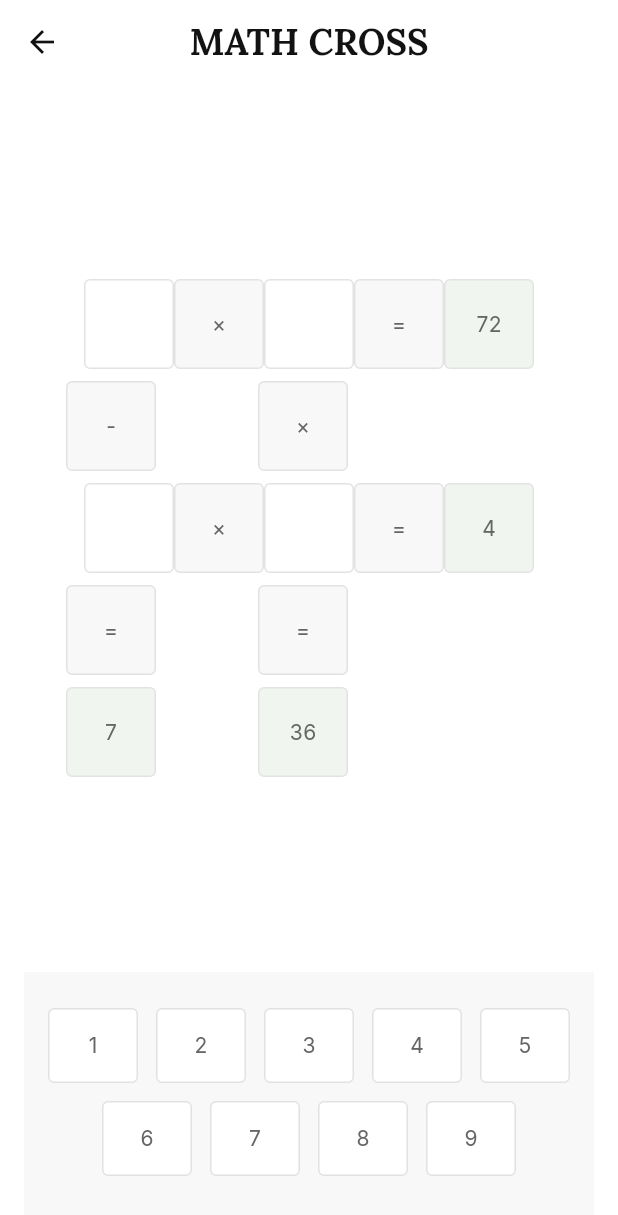
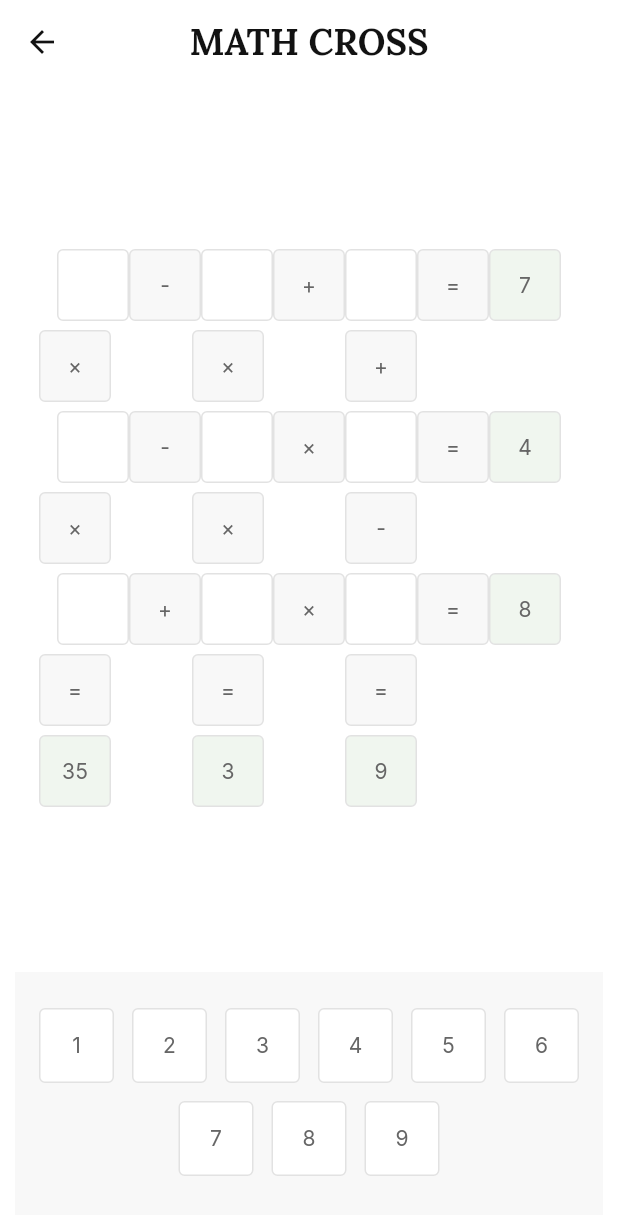
Before and after one commit to The-honoured1/numbers, a Flutter app: the CrosswordScreen screen opened directly, on a phone screen of 412 x 824 dp. Shown: the top 1215 px of the screen. Run offline on Flutter 3.47's test engine with Material 3 defaults, Android fonts, the phone set to English and light mode, and no system bars; our stand-ins replace flutter_animate, google_fonts, shared_preferences; accounts and stored records are empty.

Commit message:
feat: expand crossword game to a 3x3 grid with updated logic and UI layout

```diff
--- a/lib/games/crossword/crossword_logic.dart
+++ b/lib/games/crossword/crossword_logic.dart
@@ -4,46 +4,45 @@ class CrosswordLogic {
   final Random _rand = Random();
 
   CrosswordData generate(int size) {
-    // For 3x3 (Small): 2 horizontal equations, 2 vertical
-    // For simplicity, let's build the 3x3 case perfectly
-    // Structure:
-    // val1 op1 val2 = res1
-    // op2     op3
-    // val3 op4 val4 = res2
-    // =       =
-    // res3    res4
+    // 3x3 Numbers Grid
+    // [n1] [o1] [n2] [o2] [n3] = [r1]
+    // [o3]      [o4]      [o5]
+    // [n4] [o6] [n5] [o7] [n6] = [r2]
+    // [o8]      [o9]      [o10]
+    // [n7] [o11][n8] [o12][n9] = [r3]
+    //  =         =         =
+    // [r4]      [r5]      [r6]
 
-    int v1, v2, v3, v4, r1, r2, r3, r4;
-    String o1, o2, o3, o4;
+    late List<int> values;
+    late List<int> results;
+    late List<String> ops;
 
-    // To ensure integer results, we'll pick v1,v2,o1 then v3,v4,o4 etc.
-    // Brute force a valid set for a few iterations
     while (true) {
-      v1 = _rand.nextInt(9) + 1;
-      v2 = _rand.nextInt(9) + 1;
-      o1 = ['+', '-', '×'][_rand.nextInt(3)];
-      r1 = _calculate(v1, v2, o1);
+        values = List.generate(9, (_) => _rand.nextInt(9) + 1);
+        ops = List.generate(12, (_) => ['+', '-', '×'][_rand.nextInt(3)]);
 
-      v3 = _rand.nextInt(9) + 1;
-      v4 = _rand.nextInt(9) + 1;
-      o4 = ['+', '-', '×'][_rand.nextInt(3)];
-      r2 = _calculate(v3, v4, o4);
+        // Row results
+        int r1 = _calculate(_calculate(values[0], values[1], ops[0]), values[2], ops[1]);
+        int r2 = _calculate(_calculate(values[3], values[4], ops[5]), values[5], ops[6]);
+        int r3 = _calculate(_calculate(values[6], values[7], ops[10]), values[8], ops[11]);
 
-      o2 = ['+', '-', '×'][_rand.nextInt(3)];
-      r3 = _calculate(v1, v3, o2);
+        // Col results
+        int r4 = _calculate(_calculate(values[0], values[3], ops[2]), values[6], ops[7]);
+        int r5 = _calculate(_calculate(values[1], values[4], ops[3]), values[7], ops[8]);
+        int r6 = _calculate(_calculate(values[2], values[5], ops[4]), values[8], ops[9]);
 
-      o3 = ['+', '-', '×'][_rand.nextInt(3)];
-      r4 = _calculate(v2, v4, o3);
+        results = [r1, r2, r3, r4, r5, r6];
 
-      if (r1 > 0 && r2 > 0 && r3 > 0 && r4 > 0 && r1 < 100 && r2 < 100 && r3 < 100 && r4 < 100) {
-        break;
-      }
+        // Ensure all positive results and no mega numbers
+        if (results.every((r) => r > 0 && r < 200)) {
+            break;
+        }
     }
 
     return CrosswordData(
-      values: [v1, v2, v3, v4],
-      results: [r1, r2, r3, r4],
-      ops: [o1, o2, o3, o4],
+      values: values,
+      results: results,
+      ops: ops,
     );
   }
 
@@ -51,13 +50,13 @@ class CrosswordLogic {
     if (op == '+') return a + b;
     if (op == '-') return a - b;
     if (op == '×') return a * b;
-    return a ~/ b;
+    return a ~/ (b == 0 ? 1 : b);
   }
 }
 
 class CrosswordData {
-  final List<int> values; // v1, v2, v3, v4
-  final List<int> results; // r1, r2, r3, r4
-  final List<String> ops; // o1, o2, o3, o4
+  final List<int> values;
+  final List<int> results;
+  final List<String> ops;
   CrosswordData({required this.values, required this.results, required this.ops});
 }
--- a/lib/games/crossword/crossword_screen.dart
+++ b/lib/games/crossword/crossword_screen.dart
@@ -1,5 +1,6 @@
 import 'package:flutter/material.dart';
 import 'package:numbers/core/design_system.dart';
+import 'package:numbers/presentation/widgets/dialogs.dart';
 import 'crossword_logic.dart';
 
 class CrosswordScreen extends StatefulWidget {
@@ -12,7 +13,7 @@ class CrosswordScreen extends StatefulWidget {
 class _CrosswordScreenState extends State<CrosswordScreen> {
   final CrosswordLogic _logic = CrosswordLogic();
   late CrosswordData _data;
-  List<int?> _playerValues = [null, null, null, null];
+  List<int?> _playerValues = List.generate(9, (_) => null);
   int? _selectedIndex;
 
   @override
@@ -27,8 +28,8 @@ class _CrosswordScreenState extends State<CrosswordScreen> {
     return GestureDetector(
       onTap: isInput ? () => setState(() => _selectedIndex = index) : null,
       child: Container(
-        width: 60,
-        height: 60,
+        width: 48,
+        height: 48,
         alignment: Alignment.center,
         decoration: BoxDecoration(
           color: isSelected ? NumbersColors.selection.withOpacity(0.3) : (color ?? Colors.white),
@@ -41,7 +42,7 @@ class _CrosswordScreenState extends State<CrosswordScreen> {
         child: Text(
           content,
           style: GoogleFonts.inter(
-            fontSize: 20,
+            fontSize: 16,
             fontWeight: isInput ? FontWeight.w800 : FontWeight.w500,
             color: isInput ? NumbersColors.textBody : NumbersColors.textFaint,
           ),
@@ -62,22 +63,18 @@ class _CrosswordScreenState extends State<CrosswordScreen> {
   void _checkWin() {
     if (_playerValues.every((v) => v != null)) {
       bool win = true;
-      for (int i = 0; i < 4; i++) {
+      for (int i = 0; i < 9; i++) {
         if (_playerValues[i] != _data.values[i]) win = false;
       }
       if (win) {
         showDialog(
           context: context,
           barrierDismissible: false,
-          builder: (context) => AlertDialog(
-            title: const Text('Puzzle Solved!'),
-            content: const Text('You filled the grid correctly.'),
-            actions: [
-              TextButton(
-                onPressed: () => Navigator.pop(context),
-                child: const Text('AWESOME'),
-              ),
-            ],
+          builder: (context) => GameResultDialog(
+            title: 'Well Done!',
+            message: 'You successfully completed the 3x3 Math Cross grid.',
+            buttonText: 'COLLECT STARS',
+            onButtonPressed: () => Navigator.pop(context),
           ),
         ).then((_) => Navigator.pop(context));
       }
@@ -96,59 +93,101 @@ class _CrosswordScreenState extends State<CrosswordScreen> {
           Expanded(
             child: Center(
               child: SingleChildScrollView(
-                padding: const EdgeInsets.all(32.0),
+                padding: const EdgeInsets.symmetric(horizontal: 16, vertical: 32),
                 child: Column(
                   mainAxisSize: MainAxisSize.min,
                   children: [
+                    // ROW 1
                     Row(
                       mainAxisAlignment: MainAxisAlignment.center,
                       children: [
                         _buildCell(_playerValues[0]?.toString() ?? '', isInput: true, index: 0),
                         _buildCell(_data.ops[0], color: NumbersColors.backgroundOffWhite),
                         _buildCell(_playerValues[1]?.toString() ?? '', isInput: true, index: 1),
+                        _buildCell(_data.ops[1], color: NumbersColors.backgroundOffWhite),
+                        _buildCell(_playerValues[2]?.toString() ?? '', isInput: true, index: 2),
                         _buildCell('=', color: NumbersColors.backgroundOffWhite),
                         _buildCell('${_data.results[0]}', color: NumbersColors.crossCorrect.withOpacity(0.1)),
                       ],
                     ),
-                    const SizedBox(height: 8),
+                    const SizedBox(height: 6),
+                    // OPS ROW 1
                     Row(
                       mainAxisAlignment: MainAxisAlignment.center,
                       children: [
-                        _buildCell(_data.ops[1], color: NumbersColors.backgroundOffWhite),
-                        const SizedBox(width: 60 + 8),
                         _buildCell(_data.ops[2], color: NumbersColors.backgroundOffWhite),
-                        const SizedBox(width: (60 + 8) * 2),
+                        const SizedBox(width: 48 + 6),
+                        _buildCell(_data.ops[3], color: NumbersColors.backgroundOffWhite),
+                        const SizedBox(width: 48 + 6),
+                        _buildCell(_data.ops[4], color: NumbersColors.backgroundOffWhite),
+                        const SizedBox(width: (48 + 6) * 2),
                       ],
                     ),
-                    const SizedBox(height: 8),
+                    const SizedBox(height: 6),
+                    // ROW 2
                     Row(
                       mainAxisAlignment: MainAxisAlignment.center,
                       children: [
-                        _buildCell(_playerValues[2]?.toString() ?? '', isInput: true, index: 2),
-                        _buildCell(_data.ops[3], color: NumbersColors.backgroundOffWhite),
                         _buildCell(_playerValues[3]?.toString() ?? '', isInput: true, index: 3),
+                        _buildCell(_data.ops[5], color: NumbersColors.backgroundOffWhite),
+                        _buildCell(_playerValues[4]?.toString() ?? '', isInput: true, index: 4),
+                        _buildCell(_data.ops[6], color: NumbersColors.backgroundOffWhite),
+                        _buildCell(_playerValues[5]?.toString() ?? '', isInput: true, index: 5),
                         _buildCell('=', color: NumbersColors.backgroundOffWhite),
                         _buildCell('${_data.results[1]}', color: NumbersColors.crossCorrect.withOpacity(0.1)),
                       ],
                     ),
-                    const SizedBox(height: 8),
+                    const SizedBox(height: 6),
+                    // OPS ROW 2
+                    Row(
+                      mainAxisAlignment: MainAxisAlignment.center,
+                      children: [
+                        _buildCell(_data.ops[7], color: NumbersColors.backgroundOffWhite),
+                        const SizedBox(width: 48 + 6),
+                        _buildCell(_data.ops[8], color: NumbersColors.backgroundOffWhite),
+                        const SizedBox(width: 48 + 6),
+                        _buildCell(_data.ops[9], color: NumbersColors.backgroundOffWhite),
+                        const SizedBox(width: (48 + 6) * 2),
+                      ],
+                    ),
+                    const SizedBox(height: 6),
+                    // ROW 3
+                    Row(
+                      mainAxisAlignment: MainAxisAlignment.center,
+                      children: [
+                        _buildCell(_playerValues[6]?.toString() ?? '', isInput: true, index: 6),
+                        _buildCell(_data.ops[10], color: NumbersColors.backgroundOffWhite),
+                        _buildCell(_playerValues[7]?.toString() ?? '', isInput: true, index: 7),
+                        _buildCell(_data.ops[11], color: NumbersColors.backgroundOffWhite),
+                        _buildCell(_playerValues[8]?.toString() ?? '', isInput: true, index: 8),
+                        _buildCell('=', color: NumbersColors.backgroundOffWhite),
+                        _buildCell('${_data.results[2]}', color: NumbersColors.crossCorrect.withOpacity(0.1)),
+                      ],
+                    ),
+                    const SizedBox(height: 6),
+                    // EQUALS ROW
                     Row(
                       mainAxisAlignment: MainAxisAlignment.center,
                       children: [
                         _buildCell('=', color: NumbersColors.backgroundOffWhite),
-                        const SizedBox(width: 60 + 8),
+                        const SizedBox(width: 48 + 6),
                         _buildCell('=', color: NumbersColors.backgroundOffWhite),
-                        const SizedBox(width: (60 + 8) * 2),
+                        const SizedBox(width: 48 + 6),
+                        _buildCell('=', color: NumbersColors.backgroundOffWhite),
+                        const SizedBox(width: (48 + 6) * 2),
                       ],
                     ),
-                    const SizedBox(height: 8),
+                    const SizedBox(height: 6),
+                    // RESULTS ROW
                     Row(
                       mainAxisAlignment: MainAxisAlignment.center,
                       children: [
-                        _buildCell('${_data.results[2]}', color: NumbersColors.crossCorrect.withOpacity(0.1)),
-                        const SizedBox(width: 60 + 8),
                         _buildCell('${_data.results[3]}', color: NumbersColors.crossCorrect.withOpacity(0.1)),
-                        const SizedBox(width: (60 + 8) * 2),
+                        const SizedBox(width: 48 + 6),
+                        _buildCell('${_data.results[4]}', color: NumbersColors.crossCorrect.withOpacity(0.1)),
+                        const SizedBox(width: 48 + 6),
+                        _buildCell('${_data.results[5]}', color: NumbersColors.crossCorrect.withOpacity(0.1)),
+                        const SizedBox(width: (48 + 6) * 2),
                       ],
                     ),
                   ],
@@ -168,7 +207,7 @@ class _CrosswordScreenState extends State<CrosswordScreen> {
                 return GestureDetector(
                   onTap: () => _onKeyPress(val),
                   child: Container(
-                    width: 60,
+                    width: 50,
                     height: 50,
                     alignment: Alignment.center,
                     decoration: BoxDecoration(
```
Also changed, not shown: lib/games/link_numbers/link_numbers_screen.dart (+49 -27 lines), lib/presentation/widgets/dialogs.dart (added, +102 -0 lines).
